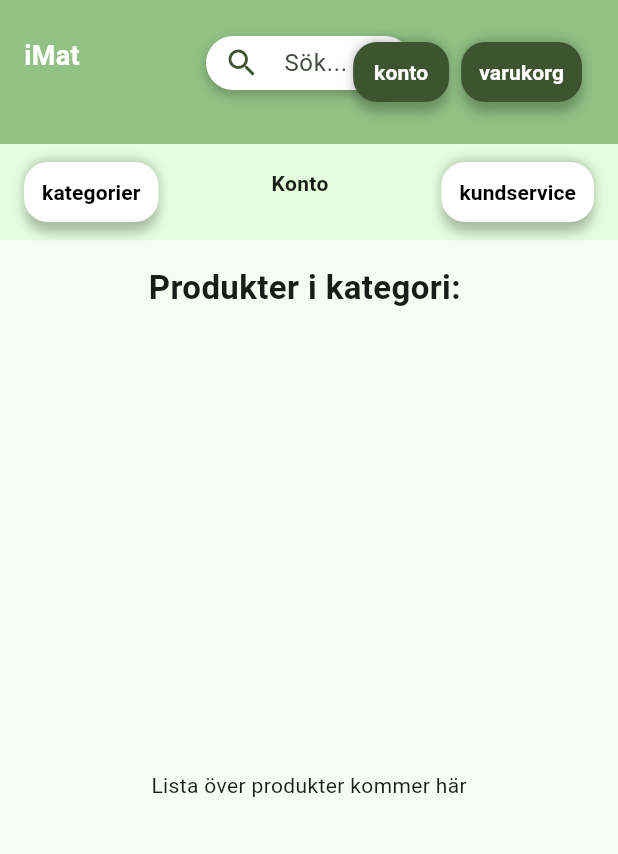
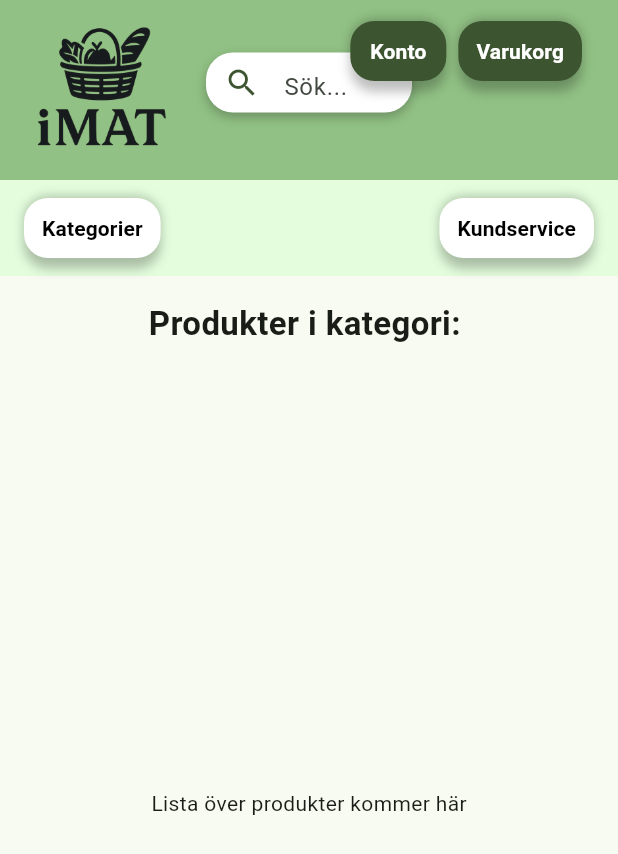
Before and after one commit to EliBawk/Group19-ProjectDAT216, a Flutter app: the ProductsView screen opened directly with empty values, on a phone screen of 412 x 824 dp. Shown: the top 854 px of the screen. Run offline on Flutter 3.47's test engine with Material 3 defaults, Android fonts, the phone set to English and light mode, and no system bars; our stand-ins replace google_fonts; network calls fail.

Commit message:
Ändrade logga och font

```diff
--- a/lib/app_theme.dart
+++ b/lib/app_theme.dart
@@ -1,4 +1,5 @@
 import 'package:flutter/material.dart';
+import 'package:google_fonts/google_fonts.dart';
 
 class AppTheme {
   static const double paddingTiny = 4.0;
@@ -14,4 +15,4 @@ class AppTheme {
   static const Color darkGreen = Color(0xFF91C184);   // Mörkgrön
   static const Color lightGreen = Color(0xFFE4FEDD);  // Ljusgrön
   static const Color primaryColor = Color(0xFF3D5430); // Används till "Fortsätt handla"-knappen
-}
+  }
--- a/lib/model/imat/settings.dart
+++ b/lib/model/imat/settings.dart
@@ -1,3 +1,3 @@
 class Settings {
-  static const groupId = 40;
+  static const groupId = 19;
 }
--- a/lib/pages/account_view.dart
+++ b/lib/pages/account_view.dart
@@ -1,4 +1,5 @@
 import 'package:api_test/app_theme.dart';
+import 'package:api_test/pages/history_view.dart';
 import 'package:api_test/pages/main_view.dart';
 import 'package:api_test/widgets/card_details.dart';
 import 'package:api_test/widgets/cart_view.dart';
@@ -160,7 +161,7 @@ class AccountView extends StatelessWidget {
                 // Exempel på action, kan bytas ut
                 Navigator.pushReplacement(
                   context,
-                  MaterialPageRoute(builder: (context) => const MainView()),
+                  MaterialPageRoute(builder: (context) => const HistoryView()),
                 );
               },
               style: TextButton.styleFrom(
@@ -172,7 +173,7 @@ class AccountView extends StatelessWidget {
                 ),
               ),
               child: const Text(
-                'fortsätt handla',
+                'Köphistorik',
                 style: TextStyle(fontWeight: FontWeight.bold),
               ),
             ),
--- a/lib/widgets/custume_header.dart
+++ b/lib/widgets/custume_header.dart
@@ -20,25 +20,26 @@ class CustomHeader extends StatelessWidget {
         // Mörkgrön header med iMat, sökfält och knappar
         Container(
           color: const Color(0xFF91C184),
-          padding: const EdgeInsets.symmetric(vertical: 24, horizontal: 16),
+          padding: const EdgeInsets.symmetric(vertical: 10, horizontal: 16),
           child: Stack(
             children: [
-              const Align(
+               Align(
                 alignment: Alignment.centerLeft,
-                child: Text(
-                  'iMat',
-                  style: TextStyle(
-                    color: Colors.white,
-                    fontSize: 18,
-                    fontWeight: FontWeight.bold,
+                child: InkWell(
+                  onTap: onCategoriesPressed,
+                  child: Image.asset("assets/images/iMat.png",
+                  width: 100,
+                  height: 100,
+                  fit: BoxFit.cover,)
+                )
               ),
-                ),
-              ),
-              Align(
+              Padding(
+                padding: const EdgeInsets.only(top: 25),
+                child: Align(
                   alignment: Alignment.center,
                   child: SizedBox(
                     width: MediaQuery.of(context).size.width / 3,
-                  height: 36,
+                    height: 40,
                     child: Container(
                       decoration: BoxDecoration(
                         color: Colors.white,
@@ -54,12 +55,13 @@ class CustomHeader extends StatelessWidget {
                       child: const TextField(
                         decoration: InputDecoration(
                           contentPadding:
-                            EdgeInsets.symmetric(horizontal: 16, vertical: 0),
+                              EdgeInsets.symmetric(vertical: 7),
                           hintText: 'Sök...',
                           border: InputBorder.none,
                           prefixIcon: Icon(Icons.search, color: Color(0xFF3D5430)),
                         ),
                         style: TextStyle(color: Colors.black87),
+                      ),
                     ),
                   ),
                 ),
@@ -93,7 +95,7 @@ class CustomHeader extends StatelessWidget {
                           ),
                         ),
                         child: const Text(
-                          'konto',
+                          'Konto',
                           style: TextStyle(fontWeight: FontWeight.bold),
                         ),
                       ),
@@ -122,7 +124,7 @@ class CustomHeader extends StatelessWidget {
                           ),
                         ),
                         child: const Text(
-                          'varukorg',
+                          'Varukorg',
                           style: TextStyle(fontWeight: FontWeight.bold),
                         ),
                       ),
@@ -164,7 +166,7 @@ class CustomHeader extends StatelessWidget {
                     ),
                   ),
                   child: const Text(
-                    'kategorier',
+                    'Kategorier',
                     style: TextStyle(fontWeight: FontWeight.bold),
                   ),
                 ),
@@ -172,10 +174,7 @@ class CustomHeader extends StatelessWidget {
               const Spacer(),
               const Padding(
                 padding: EdgeInsets.only(top: 8.0),
-                child: Text(
-                  'Konto',
-                  style: TextStyle(fontWeight: FontWeight.bold),
-                ),
+
               ),
               const Spacer(),
               Container(
@@ -203,7 +202,7 @@ class CustomHeader extends StatelessWidget {
                     ),
                   ),
                   child: const Text(
-                    'kundservice',
+                    'Kundservice',
                     style: TextStyle(fontWeight: FontWeight.bold),
                   ),
                 ),
--- a/pubspec.yaml
+++ b/pubspec.yaml
@@ -35,11 +35,13 @@ dependencies:
 
 
 
+
   # The following adds the Cupertino Icons font to your application.
   # Use with the CupertinoIcons class for iOS style icons.
   cupertino_icons: ^1.0.8
 
   http: ^1.0.3
+  google_fonts: ^6.2.1
 
 dev_dependencies:
   flutter_test:
```
Also changed, not shown: lib/pages/main_view.dart (+73 -58 lines), lib/widgets/product_tile.dart (+9 -7 lines), assets/images/iMat.png (added), pubspec.lock. Lines whose indentation alone changed are shown as unchanged.
